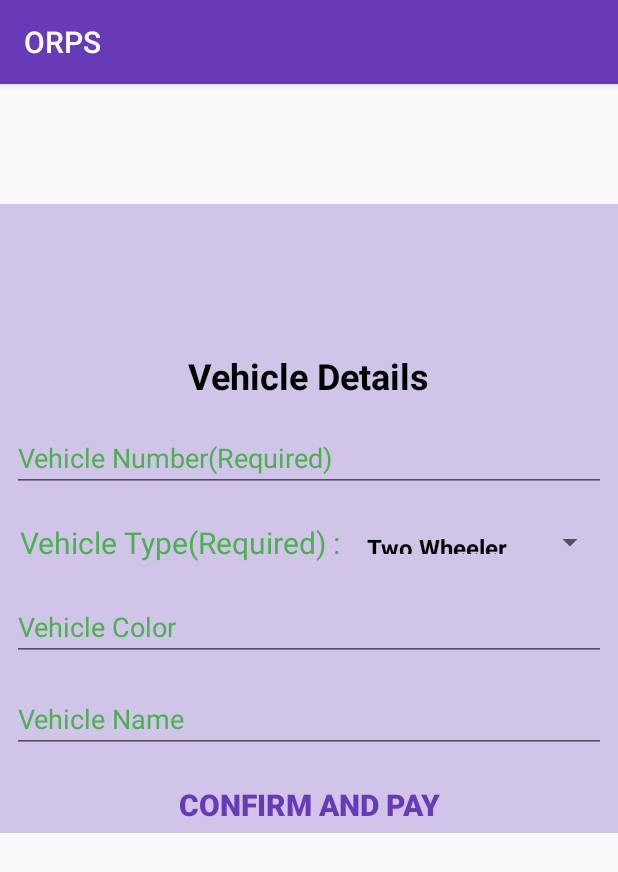
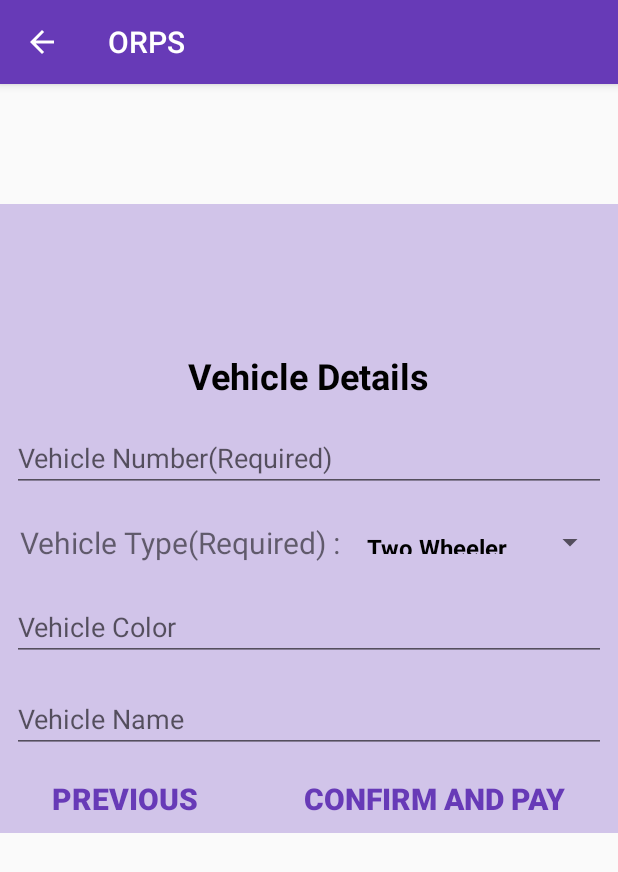
Before and after one commit to IamMukulTaneja/ORPS, an Android app: the DetailsActivity screen opened directly, with no data from a screen before it, after a tap on "NEXT", on a phone screen of 412 x 824 dp. Shown: the top 872 px of the screen. Run offline under Robolectric (Android 15) with nearby library versions, the phone set to English and light mode, and no system bars.

Commit message:
Up Button Added with other optimzations

```diff
--- a/app/src/main/java/com/example/dell/orps/BookingActivity.java
+++ b/app/src/main/java/com/example/dell/orps/BookingActivity.java
@@ -3,6 +3,7 @@ package com.example.dell.orps;
 import android.content.Intent;
 import android.os.Bundle;
 import android.support.annotation.IdRes;
+import android.support.v7.app.ActionBar;
 import android.support.v7.app.AppCompatActivity;
 import android.view.View;
 import android.widget.Button;
@@ -38,6 +39,10 @@ Button confirmbooking;
 
 
         });
+        // Get a support ActionBar corresponding to this toolbar
+        ActionBar ab = getSupportActionBar();
+        // Enable the Up button
+        ab.setDisplayHomeAsUpEnabled(true);
 confirmbooking.setOnClickListener(new View.OnClickListener() {
     @Override
     public void onClick(View v) {
--- a/app/src/main/java/com/example/dell/orps/CarDetailsFragment.java
+++ b/app/src/main/java/com/example/dell/orps/CarDetailsFragment.java
@@ -5,6 +5,7 @@ import android.content.Intent;
 import android.os.Bundle;
 import android.support.annotation.Nullable;
 import android.support.v4.app.Fragment;
+import android.support.v4.app.FragmentManager;
 import android.view.LayoutInflater;
 import android.view.View;
 import android.view.ViewGroup;
@@ -27,6 +28,7 @@ public class CarDetailsFragment extends Fragment {
     SpinnerAdapter adapter;
     Context context;
     Button  confirmandpay;
+    Button previous;
     public CarDetailsFragment(){
     }
 
@@ -34,11 +36,14 @@ public class CarDetailsFragment extends Fragment {
     @Override
     public View onCreateView(LayoutInflater inflater, @Nullable ViewGroup container, @Nullable Bundle savedInstanceState) {
         View rootview=inflater.inflate(R.layout.car_details_fragment,container,false);
+        final DetailsFragment detailsFragment=new DetailsFragment();
+        final FragmentManager fragmentManager=getActivity().getSupportFragmentManager();
         Spinner vehicletype=(Spinner)rootview.findViewById(R.id.vehicletypespinner);
         EditText vehiclenumber=(EditText)rootview.findViewById(R.id.vehiclenumber);
         EditText vehiclecolor=(EditText)rootview.findViewById(R.id.vehiclecolor);
         EditText vehiclename=(EditText)rootview.findViewById(R.id.vehiclename);
         confirmandpay=(Button)rootview.findViewById(R.id.confirmandpay);
+        previous=(Button)rootview.findViewById(R.id.previous);
         vehicletypelist=new ArrayList<String>();
         vehicletypelist.add("Two Wheeler");
         vehicletypelist.add("Four Wheeler");
@@ -62,6 +67,12 @@ public class CarDetailsFragment extends Fragment {
                 startActivity(i10);
             }
         });
+       previous.setOnClickListener(new View.OnClickListener() {
+            @Override
+            public void onClick(View v) {
+                fragmentManager.beginTransaction().replace(R.id.headcontainer,detailsFragment).commit();
+            }
+        });
         return rootview;
     }
 }
--- a/app/src/main/java/com/example/dell/orps/DetailsActivity.java
+++ b/app/src/main/java/com/example/dell/orps/DetailsActivity.java
@@ -2,6 +2,7 @@ package com.example.dell.orps;
 
 import android.os.Bundle;
 import android.support.v4.app.FragmentManager;
+import android.support.v7.app.ActionBar;
 import android.support.v7.app.AppCompatActivity;
 
 public class DetailsActivity extends AppCompatActivity {
@@ -13,6 +14,9 @@ public class DetailsActivity extends AppCompatActivity {
         final CarDetailsFragment carDetailsFragment=new CarDetailsFragment();
         final FragmentManager fragmentManager=getSupportFragmentManager();
         fragmentManager.beginTransaction().add(R.id.headcontainer,detailsFragment).commit();
+        ActionBar ab = getSupportActionBar();
+        // Enable the Up button
+        ab.setDisplayHomeAsUpEnabled(true);
 
     }
 }
--- a/app/src/main/java/com/example/dell/orps/PaymentActivity.java
+++ b/app/src/main/java/com/example/dell/orps/PaymentActivity.java
@@ -1,7 +1,8 @@
 package com.example.dell.orps;
 
+import android.os.Bundle;
+import android.support.v7.app.ActionBar;
 import android.support.v7.app.AppCompatActivity;
-import android.os.Bundle;
 
 public class PaymentActivity extends AppCompatActivity {
 
@@ -9,5 +10,8 @@ public class PaymentActivity extends AppCompatActivity {
     protected void onCreate(Bundle savedInstanceState) {
         super.onCreate(savedInstanceState);
         setContentView(R.layout.activity_payment);
+        ActionBar ab = getSupportActionBar();
+        // Enable the Up button
+        ab.setDisplayHomeAsUpEnabled(true);
     }
 }
--- a/app/src/main/res/layout/activity_sign_in.xml
+++ b/app/src/main/res/layout/activity_sign_in.xml
@@ -23,6 +23,7 @@
         android:layout_marginTop="74dp"
         android:layout_weight="0.2"
         android:text="@string/enteryourdetails"
+        android:textStyle="bold"
         android:textColor="#000000"
         android:textSize="40sp" />
 
@@ -60,6 +61,7 @@
         android:layout_marginTop="32dp"
         android:layout_weight="0.1"
         android:ems="10"
+        android:maxLength="10"
         android:layout_marginBottom="32dp"
         android:hint="@string/contact"
         android:inputType="phone" />
@@ -68,6 +70,10 @@
         android:id="@+id/signup"
         android:layout_width="220dp"
         android:layout_weight="0.1"
+        android:background="#00000000"
+        android:textColor="@color/colorPrimary"
+        android:textSize="20sp"
+        android:textStyle="bold"
         android:layout_height="wrap_content"
         android:layout_gravity="center"
         android:text="@string/signup" />
--- a/app/src/main/res/layout/car_details_fragment.xml
+++ b/app/src/main/res/layout/car_details_fragment.xml
@@ -27,8 +27,7 @@
             android:layout_margin="8dp"
             android:ems="10"
             android:hint="@string/vehiclenumber"
-            android:inputType="textPersonName"
-            android:textColorHint="@color/colorAccent" />
+            android:inputType="textPersonName" />
 
         <LinearLayout
             android:layout_width="match_parent"
@@ -47,10 +46,9 @@
                 android:layout_alignParentStart="true"
                 android:layout_marginLeft="5dp"
                 android:layout_marginStart="5dp"
+                android:gravity="center_vertical"
                 android:text="@string/vehicletype"
-                android:gravity="center_vertical"
                 android:textAlignment="center"
-                android:textColor="@color/colorAccent"
                 android:textSize="20sp" />
 
             <Spinner
@@ -59,9 +57,9 @@
                 android:layout_height="match_parent"
                 android:layout_alignParentTop="true"
                 android:layout_gravity="right"
-                android:gravity="center_vertical"
                 android:layout_toEndOf="@+id/vehicletext"
                 android:layout_toRightOf="@+id/vehicletext"
+                android:gravity="center_vertical"
                 android:textAlignment="center" />
 
         </LinearLayout>
@@ -73,8 +71,7 @@
             android:layout_margin="8dp"
             android:ems="10"
             android:hint="@string/vehiclecolor"
-            android:inputType="textPersonName"
-            android:textColorHint="@color/colorAccent" />
+            android:inputType="textPersonName" />
 
         <EditText
             android:id="@+id/vehiclename"
@@ -83,20 +80,35 @@
             android:layout_margin="8dp"
             android:ems="10"
             android:hint="@string/vehiclename"
-            android:inputType="textPersonName"
-            android:textColorHint="@color/colorAccent" />
+            android:inputType="textPersonName" />
 
+        <LinearLayout
+            android:layout_width="match_parent"
+            android:layout_height="wrap_content"
+            android:weightSum="1"
+            android:orientation="horizontal">
+<Button
+    android:id="@+id/previous"
+    android:layout_width="wrap_content"
+    android:layout_height="wrap_content"
+    android:background="#00000000"
+    android:text="@string/previous"
+    android:layout_gravity="center"
+    android:layout_weight="0.5"
+    android:textColor="@color/colorPrimary"
+    android:textSize="20sp"
+    android:textStyle="bold"/>
             <Button
                 android:id="@+id/confirmandpay"
                 android:layout_width="wrap_content"
                 android:layout_height="wrap_content"
                 android:layout_gravity="center"
-            android:layout_marginTop="8dp"
+                android:layout_weight="0.5"
                 android:background="#00000000"
                 android:text="@string/confirmandpay"
                 android:textColor="@color/colorPrimary"
                 android:textSize="20sp"
                 android:textStyle="bold" />
-
         </LinearLayout>
     </LinearLayout>
+</LinearLayout>
--- a/app/src/main/res/values/strings.xml
+++ b/app/src/main/res/values/strings.xml
@@ -42,4 +42,5 @@
     <string name="railwaywallet">Railway Wallet</string>
     <string name="card">Credit/Debit Card</string>
     <string name="othermodes">Other Modes</string>
+    <string name="previous">Previous</string>
 </resources>
```
Also changed, not shown: app/src/main/AndroidManifest.xml (+8 -4 lines), app/src/main/java/com/example/dell/orps/ParkingDetails.java (+7 -0 lines), app/src/main/java/com/example/dell/orps/SignInActivity.java (+39 -11 lines), app/src/main/res/layout/details_fragment.xml (+3 -5 lines). Lines whose indentation alone changed are shown as unchanged.
